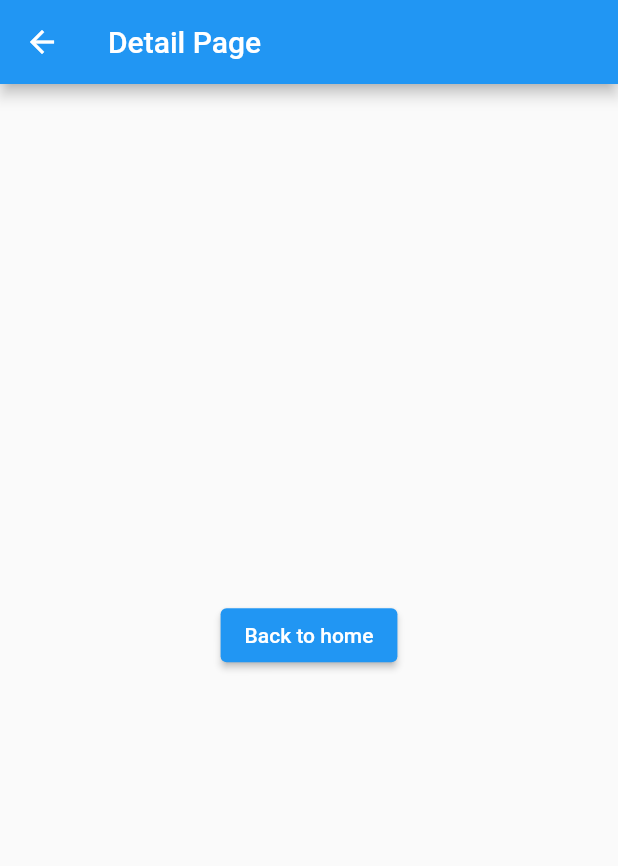
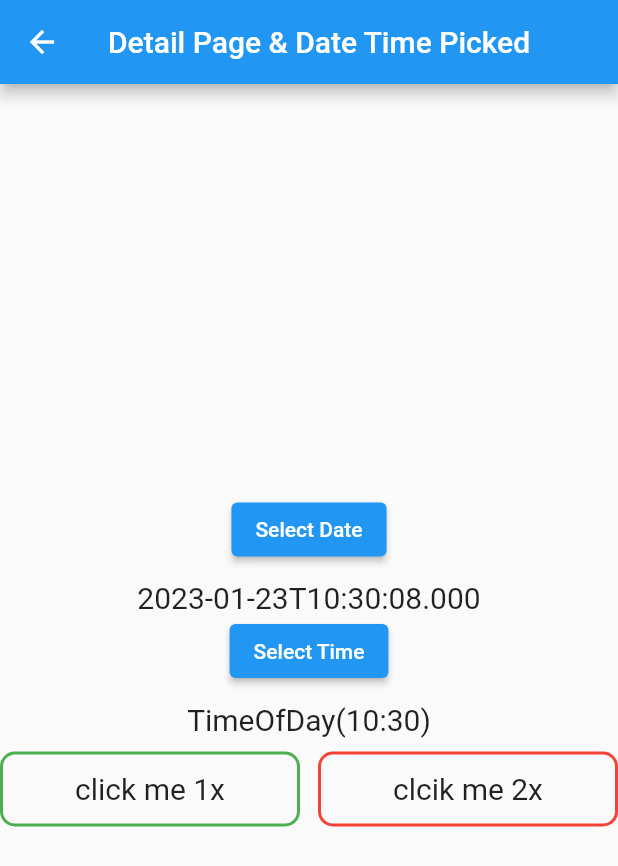
Before and after one commit to firyafaturahman/learn_flutter_widget, a Flutter app: the DetailPage screen opened by its route, on a phone screen of 412 x 824 dp. Shown: the top 866 px of the screen. Run offline on Flutter 3.47's test engine with Material 2 defaults, Android fonts, the phone set to English and light mode, and no system bars.

Commit message:
edit detail page & sample dialog bottom sheet

```diff
--- a/lib/main.dart
+++ b/lib/main.dart
@@ -30,10 +30,10 @@ class MyApp extends StatelessWidget {
         primarySwatch: Colors.blue,
       ),
       home: const HomePage(),
-      initialRoute: '/home',
+      initialRoute: '/detail',
       routes: {
         '/home': (context) => const HomePage(),
-        '/detail': (context) => const DetailPage(
+        '/detail': (context) => DetailPage(
               textData: 'Data from home page',
             ),
       },
--- a/lib/pages/detail_page.dart
+++ b/lib/pages/detail_page.dart
@@ -1,20 +1,70 @@
 import 'package:flutter/material.dart';
 
 class DetailPage extends StatefulWidget {
-  final String textData = '';
+  String textData = '';
 
-  const DetailPage({super.key, required String textData});
+  DetailPage({super.key, required String textData});
 
   @override
   State<DetailPage> createState() => _DetailPageState();
 }
 
 class _DetailPageState extends State<DetailPage> {
+  // buat selectDate dengan tipe DateTime dan setnya late, karena belum tahu isiannya atau diisi nanti
+  late DateTime selectDate;
+
+  // buat selectTime dengan tipe TimeOfDay dan setnya late, karena belum tahu isiannya atau diisi nanti
+
+  late TimeOfDay selectTime;
+
+  // buat widget function _seletedDate
+  void _selectedDate(BuildContext context) async {
+    // membuat widget picker dari widget showDatePicker
+    // isiannya: context, initialDate, firstDate, lastDate
+    final DateTime? picker = await showDatePicker(
+      context: context,
+      initialDate: selectDate,
+      firstDate: DateTime(2000),
+      lastDate: DateTime(2045),
+    );
+
+    // cek dulu date nya ada atau tidak dan sama ga dengan yang dipilih
+    if (picker != null && picker != selectDate) {
+      setState(() {
+        selectDate = picker;
+      });
+    }
+  }
+
+  // buat widget function _seletedTime
+  void _selectedTime(BuildContext context) async {
+    // membuat widget picker dari widget showTimePicker
+    // isiannya: context dan initialTime
+    final TimeOfDay? timePicker = await showTimePicker(
+      context: context,
+      initialTime: selectTime,
+    );
+
+    // cek dulu time nya ada atau tidak dan sama ga dengan yang dipilih
+    if (timePicker != null && timePicker != selectTime) {
+      setState(() {
+        selectTime = timePicker;
+      });
+    }
+  }
+
+  @override
+  void initState() {
+    selectDate = DateTime.now();
+    selectTime = TimeOfDay.now();
+    super.initState();
+  }
+
   @override
   Widget build(BuildContext context) {
     return Scaffold(
       appBar: AppBar(
-        title: const Text('Detail Page'),
+        title: const Text('Detail Page & Date Time Picked'),
       ),
       body: Center(
         child: Column(
@@ -22,21 +72,103 @@ class _DetailPageState extends State<DetailPage> {
           children: [
             ElevatedButton(
               onPressed: () {
-              Navigator.pop(context);
+                _selectedDate(context);
               },
-            child: const Text('Back to home'),
+              child: const Text('Select Date'),
             ),
             const SizedBox(
               height: 10,
             ),
             Text(
-            widget.textData,
+              widget.textData = selectDate.toIso8601String(),
               style: const TextStyle(
                 fontSize: 20,
               ),
             ),
+            ElevatedButton(
+              onPressed: () {
+                _selectedTime(context);
+              },
+              child: const Text('Select Time'),
+            ),
+            const SizedBox(
+              height: 10,
+            ),
+            Text(
+              widget.textData = selectTime.toString(),
+              style: const TextStyle(
+                fontSize: 20,
+              ),
+            ),
+            const SizedBox(
+              height: 10,
+            ),
+            Row(
+              children: [
+                GestureDetector(
+                  onTap: () {
+                    print('click 1x');
+                  },
+                  child: Container(
+                    height: 50,
+                    width: 200,
+                    decoration: BoxDecoration(
+                      border: Border.all(
+                        width: 2,
+                        color: Colors.green,
+                        style: BorderStyle.solid,
+                      ),
+                      borderRadius: BorderRadius.circular(
+                        10,
+                      ),
+                    ),
+                    child: const Align(
+                      alignment: Alignment.center,
+                      child: Text(
+                        'click me 1x',
+                        style: TextStyle(
+                          fontSize: 20,
+                        ),
+                      ),
+                    ),
+                  ),
+                ),
+                const Spacer(),
+                InkWell(
+                  onTap: () {
+                    setState(() {
+                      print('click 2x');
+                    });
+                  },
+                  splashColor: Colors.yellow,
+                  child: Container(
+                    width: 200,
+                    height: 50,
+                    decoration: BoxDecoration(
+                      border: Border.all(
+                        width: 2,
+                        color: Colors.red,
+                      ),
+                      borderRadius: BorderRadius.circular(
+                        10,
+                      ),
+                    ),
+                    child: const Align(
+                      alignment: Alignment.center,
+                      child: Text(
+                        'clcik me 2x',
+                        style: TextStyle(
+                          fontSize: 20,
+                        ),
+                      ),
+                    ),
+                  ),
+                ),
               ],
-      )),
+            )
+          ],
+        ),
+      ),
     );
   }
 }
--- a/lib/widgets/sample_dialog_bottom_sheet.dart
+++ b/lib/widgets/sample_dialog_bottom_sheet.dart
@@ -1,5 +1,3 @@
-import 'dart:ui';
-
 import 'package:flutter/material.dart';
 
 class SampleDialogAndBottomSheet extends StatefulWidget {
```
Lines whose indentation alone changed are shown as unchanged.
